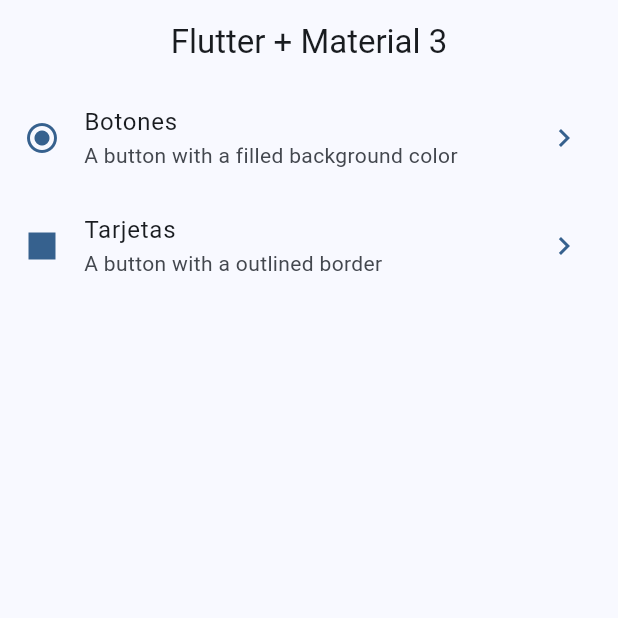
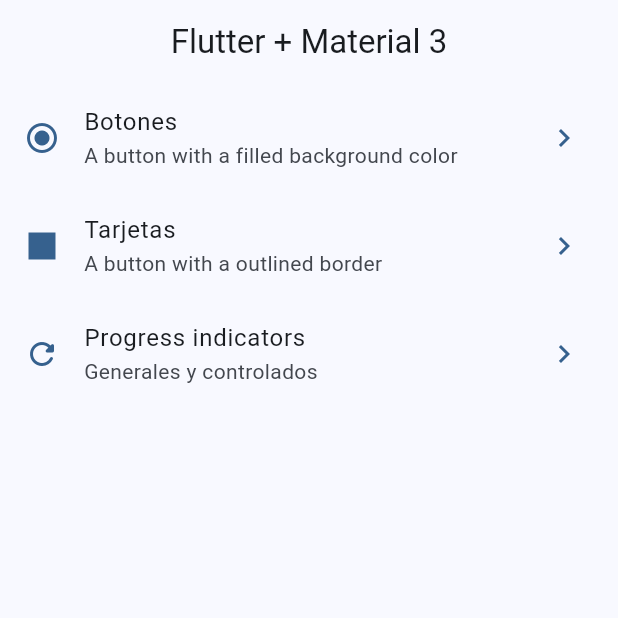
Before and after one commit to Ignaciomanchu1998/widget-app, a Flutter app: the screen it shows after launch, on a phone screen of 412 x 824 dp, the top half of it. Run offline on Flutter 3.47's test engine with Material 2 defaults, Android fonts, the phone set to English and light mode, and no system bars; our stand-ins replace go_router.

Commit message:
Progress indicator controlled

```diff
--- a/lib/config/menu/menu_item.dart
+++ b/lib/config/menu/menu_item.dart
@@ -29,4 +29,10 @@ const appMenuItems = <MenuItem>[
     route: CardScreen.name,
     icon: Icons.square,
   ),
+  MenuItem(
+    title: 'Progress indicators',
+    subTitle: 'Generales y controlados',
+    route: '/progress',
+    icon: Icons.refresh_rounded,
+  ),
 ];
--- a/lib/config/router/app_router.dart
+++ b/lib/config/router/app_router.dart
@@ -20,5 +20,10 @@ final appRouter = GoRouter(
       name: CardScreen.name,
       builder: (context, state) => const CardScreen(),
     ),
+    GoRoute(
+      path: '/progress',
+      name: ProgressScreen.name,
+      builder: (context, state) => const ProgressScreen(),
+    ),
   ],
 );
```
Also changed, not shown: lib/presentation/screens/progress/progress.dart (+84 -0 lines).
